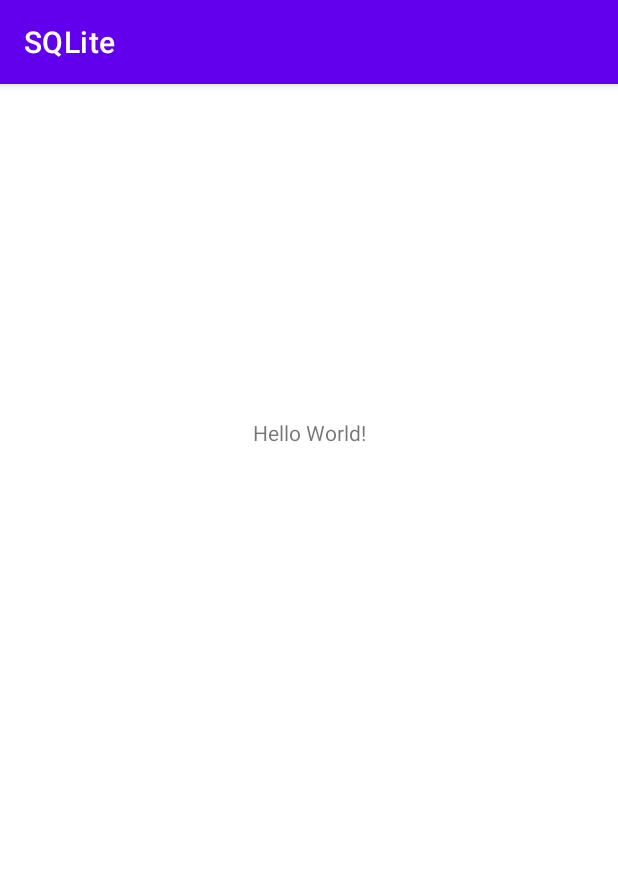
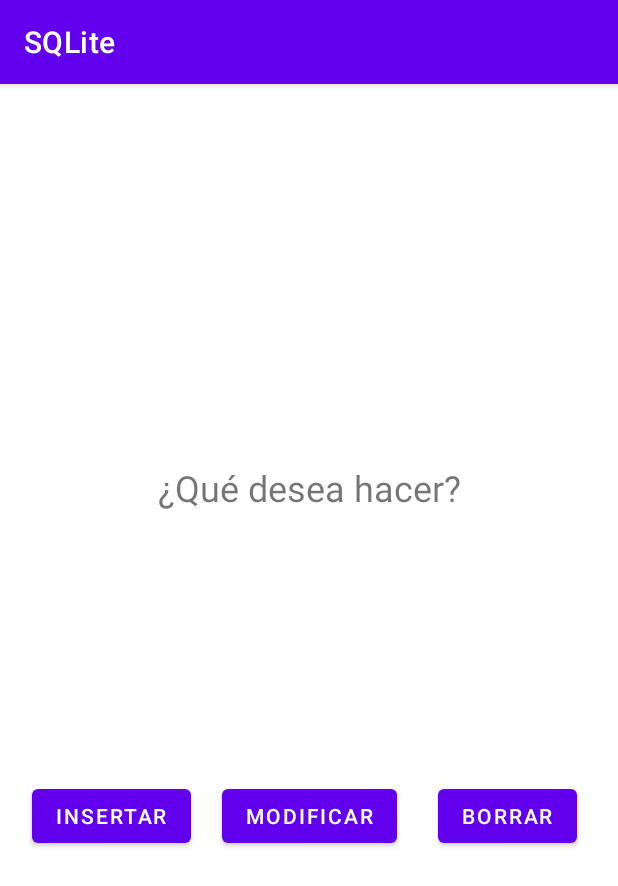
Before and after one commit to sergiorg03/SQLite, an Android app: the screen it shows after launch (MainActivity), on a phone screen of 412 x 824 dp. Shown: the top 886 px of the screen. Run offline under Robolectric (Android 15) with nearby library versions, the phone set to English and light mode, and no system bars.

Commit message:
Creacion de las clases insertar, borrar y modificar

```diff
--- a/app/src/main/java/com/example/sqlite/DBManager.java
+++ b/app/src/main/java/com/example/sqlite/DBManager.java
@@ -10,7 +10,10 @@ public class DBManager extends SQLiteOpenHelper {
 
     public SQLiteDatabase db;
 
-    private static final String createTable = "CREATE TABLE comments(_id INTEGER PRIMARY KEY AUTOINCREMENT, user TEXT, comment TEXT)";
+    /**
+     * Creacion de la base de datos junto a sus campos.
+     */
+    private static final String createTableEmple = "CREATE TABLE Empleados(emp_no INTEGER PRIMARY KEY AUTOINCREMENT, apellido text, salario double)";
 
     /**
      *
@@ -20,7 +23,6 @@ public class DBManager extends SQLiteOpenHelper {
      *
      * Este método se deja por defecto.
      */
-
     public DBManager(@Nullable Context context, @Nullable String name, @Nullable int version) {
         super(context, name, null, version);
     }
@@ -28,7 +30,10 @@ public class DBManager extends SQLiteOpenHelper {
     @Override
     public void onCreate(SQLiteDatabase sqLiteDatabase) {
         //En el método onCreate creamos las tablas de la BBDD
-        sqLiteDatabase.execSQL(createTable);
+        if (db == null){
+            sqLiteDatabase.execSQL(createTableEmple);
+        }
+
     }
 
     @Override
--- a/app/src/main/java/com/example/sqlite/MainActivity.java
+++ b/app/src/main/java/com/example/sqlite/MainActivity.java
@@ -1,6 +1,8 @@
 package com.example.sqlite;
 
 import androidx.appcompat.app.AppCompatActivity;
+
+import android.content.Intent;
 import android.database.sqlite.SQLiteDatabase;
 import android.os.Bundle;
 import android.view.View;
@@ -8,27 +10,29 @@ import android.view.View;
 public class MainActivity extends AppCompatActivity {
 
     public static SQLiteDatabase db;
-    public static DBManager DDBBS;
+    public static DBManager DDBBM;
     public String comando;
 
     @Override
     protected void onCreate(Bundle savedInstanceState) {
         super.onCreate(savedInstanceState);
         setContentView(R.layout.activity_main);
-        DDBBS = new DBManager(this, "NombreDB_Prueba", 1/*Version de la BBDD*/);
-        db = DDBBS.getWritableDatabase();
+        DDBBM = new DBManager(this, "NombreDB_Prueba", 1/*Version de la BBDD*/);
+        db = DDBBM.getWritableDatabase();
     }
 
     public void insertarDatosBoton(View view){
-        DDBBS.insert(comando);
+        Intent i = new Intent(this, Insertar.class);
+        startActivity(i);
+        finish();
     }
 
     public void modificarDatosBoton(View view){
-        DDBBS.modificarDatos(comando);
+        DDBBM.modificarDatos(comando);
     }
 
     public void borrarDatosBoton(View view){
-        DDBBS.borradoDatos(comando);
+        DDBBM.borradoDatos(comando);
     }
 
 
--- a/app/src/main/res/layout/activity_main.xml
+++ b/app/src/main/res/layout/activity_main.xml
@@ -7,13 +7,59 @@
     tools:context=".MainActivity">
 
     <TextView
-        android:layout_width="wrap_content"
-        android:layout_height="wrap_content"
-        android:text="Hello World!"
+        android:id="@+id/textView"
+        android:layout_width="300dp"
+        android:layout_height="71dp"
+        android:editable="false"
+        android:text="¿Qué desea hacer?"
+        android:textAlignment="center"
+        android:textSize="24sp"
         app:layout_constraintBottom_toBottomOf="parent"
         app:layout_constraintEnd_toEndOf="parent"
         app:layout_constraintStart_toStartOf="parent"
         app:layout_constraintTop_toTopOf="parent"
-        app:layout_constraintVertical_bias="0.297" />
+        app:layout_constraintVertical_bias="0.363" />
+
+    <Button
+        android:id="@+id/insertar"
+        android:layout_width="wrap_content"
+        android:layout_height="wrap_content"
+        android:layout_marginTop="140dp"
+        android:layout_marginBottom="256dp"
+        android:onClick="insertarDatosBoton"
+        android:text="Insertar"
+        app:layout_constraintBottom_toBottomOf="parent"
+        app:layout_constraintEnd_toEndOf="parent"
+        app:layout_constraintHorizontal_bias="0.07"
+        app:layout_constraintStart_toStartOf="parent"
+        app:layout_constraintTop_toBottomOf="@+id/textView"
+        app:layout_constraintVertical_bias="0.0" />
+
+    <Button
+        android:id="@+id/modificar"
+        android:layout_width="wrap_content"
+        android:layout_height="wrap_content"
+        android:layout_marginTop="140dp"
+        android:layout_marginBottom="256dp"
+        android:text="Modificar"
+        app:layout_constraintBottom_toBottomOf="parent"
+        app:layout_constraintEnd_toEndOf="parent"
+        app:layout_constraintStart_toStartOf="parent"
+        app:layout_constraintTop_toBottomOf="@+id/textView"
+        app:layout_constraintVertical_bias="0.0" />
+
+    <Button
+        android:id="@+id/button3"
+        android:layout_width="wrap_content"
+        android:layout_height="wrap_content"
+        android:layout_marginTop="140dp"
+        android:layout_marginBottom="256dp"
+        android:text="Borrar"
+        app:layout_constraintBottom_toBottomOf="parent"
+        app:layout_constraintEnd_toEndOf="parent"
+        app:layout_constraintHorizontal_bias="0.914"
+        app:layout_constraintStart_toStartOf="parent"
+        app:layout_constraintTop_toBottomOf="@+id/textView"
+        app:layout_constraintVertical_bias="0.0" />
 
 </androidx.constraintlayout.widget.ConstraintLayout>
```
Also changed, not shown: app/src/main/AndroidManifest.xml (+21 -0 lines), app/src/main/java/com/example/sqlite/Borrar.java (added, +31 -0 lines), app/src/main/java/com/example/sqlite/Insertar.java (added, +30 -0 lines), app/src/main/java/com/example/sqlite/Modificar.java (added, +31 -0 lines), app/src/main/res/layout/activity_borrar.xml (added, +9 -0 lines), app/src/main/res/layout/activity_insertar.xml (added, +18 -0 lines), app/src/main/res/layout/activity_modificar.xml (added, +9 -0 lines).
